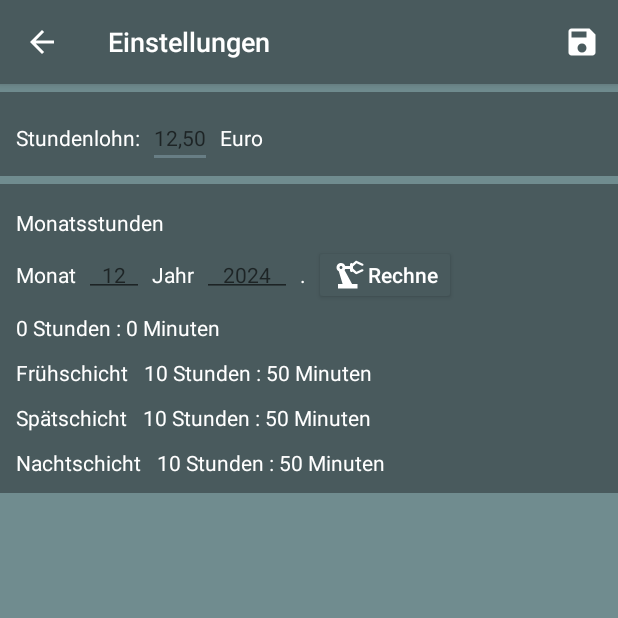
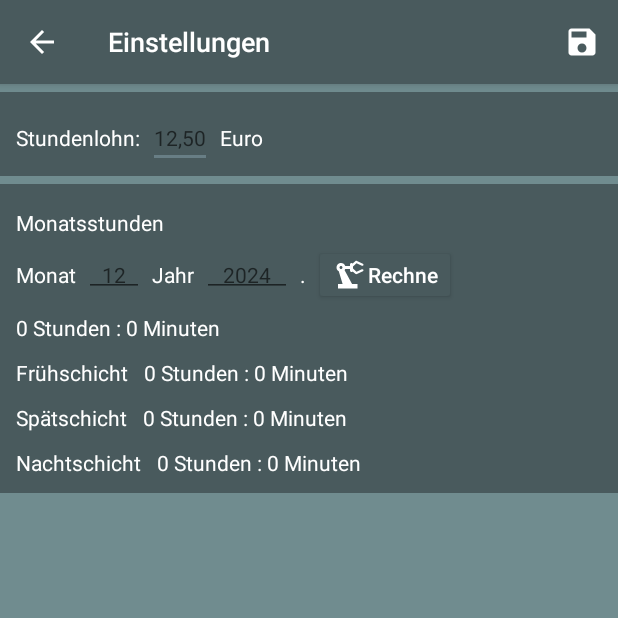
Before and after one commit to AMD4Android/Arbeitszeitenerfassung, an Android app: the screen it shows after launch (EinstellungenActivity), in the options menu, after a tap on "Monatsstunden", on a phone screen of 412 x 824 dp, the top half of it. Run offline under Robolectric (Android 15) with nearby library versions, the phone set to English and light mode, and no system bars.

```diff
--- a/app/src/main/res/layout/activity_einstellungen.xml
+++ b/app/src/main/res/layout/activity_einstellungen.xml
@@ -191,8 +191,8 @@
             <TextView
                 android:layout_width="wrap_content"
                 android:layout_height="wrap_content"
+                android:text="Monatsstunden"
                 android:padding="5dp"
-                android:text="Monatsstunden"
                 android:textColor="@color/white"
                 android:textSize="14sp"></TextView>
 
@@ -288,7 +288,7 @@
                     android:textColor="@color/white"
                     android:textSize="14sp"
                     android:padding="5dp"
-                    android:text="10 Stunden : 50 Minuten"
+                    android:text="0 Stunden : 0 Minuten"
                     ></TextView>
             </LinearLayout>
             <LinearLayout
@@ -309,7 +309,7 @@
                     android:textColor="@color/white"
                     android:textSize="14sp"
                     android:padding="5dp"
-                    android:text="10 Stunden : 50 Minuten"
+                    android:text="0 Stunden : 0 Minuten"
                     ></TextView>
             </LinearLayout>            <LinearLayout
             android:layout_width="match_parent"
@@ -329,10 +329,11 @@
                 android:textColor="@color/white"
                 android:textSize="14sp"
                 android:padding="5dp"
-                android:text="10 Stunden : 50 Minuten"
+                android:text="0 Stunden : 0 Minuten"
                 ></TextView>
         </LinearLayout>
         </LinearLayout>
 
     </LinearLayout>
+
 </androidx.appcompat.widget.LinearLayoutCompat>
```
Also changed, not shown: app/src/main/java/com/example/arbeitszeitenerfassung/EinstellungenActivity.java (+31 -14 lines), app/src/main/java/com/example/arbeitszeitenerfassung/MainActivity.java (+40 -6 lines).
